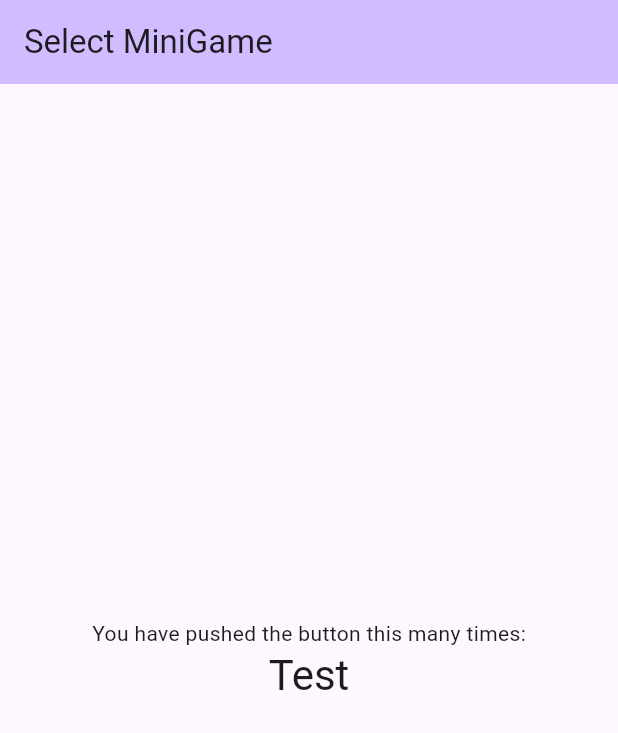
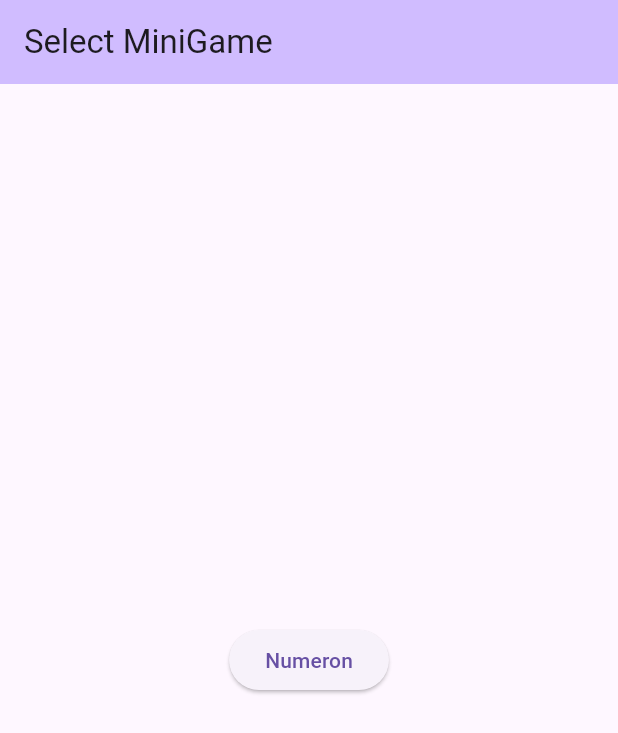
Before and after one commit to naoyamatsunaga/mini_games, a Flutter app: the screen it shows after launch, on a phone screen of 412 x 824 dp. Shown: the top 733 px of the screen. Run offline on Flutter 3.47's test engine with Material 3 defaults, Android fonts, the light colour scheme and no system bars.

Commit message:
ヌメロン用ボタンを仮配置

```diff
--- a/lib/view/select_page.dart
+++ b/lib/view/select_page.dart
@@ -14,12 +14,9 @@ class SelectPage extends StatelessWidget {
         child: Column(
           mainAxisAlignment: MainAxisAlignment.center,
           children: <Widget>[
-            const Text(
-              'You have pushed the button this many times:',
-            ),
-            Text(
-              'Test',
-              style: Theme.of(context).textTheme.headlineMedium,
+            ElevatedButton(
+              child: const Text('Numeron'),
+              onPressed: () {},
             ),
           ],
         ),
```
